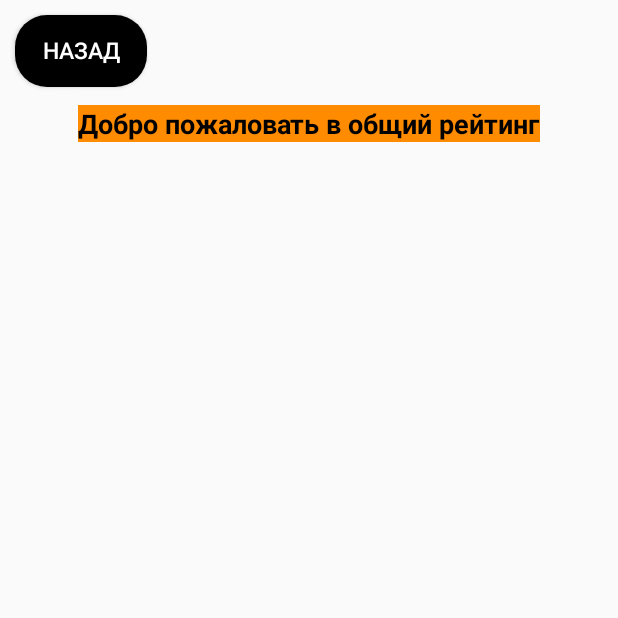
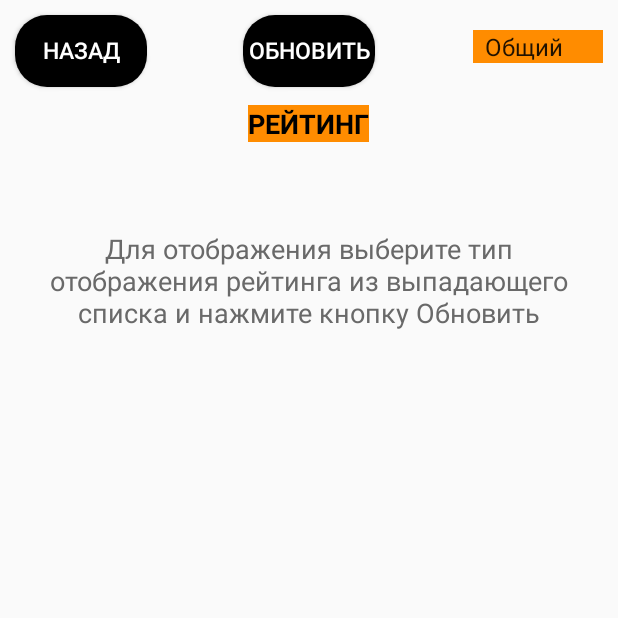
Before and after one commit to GIDROPES/NGIEURATE, an Android app: the ShowTable screen opened directly, with no data from a screen before it, on a phone screen of 412 x 824 dp, the top half of it. Run offline under Robolectric (Android 15) with nearby library versions, the phone set to English and light mode, and no system bars.

Commit message:
New functions! and other optimisation

```diff
--- a/app/src/main/java/com/example/ngieurate/ShowTable.java
+++ b/app/src/main/java/com/example/ngieurate/ShowTable.java
@@ -4,12 +4,16 @@ import androidx.appcompat.app.AppCompatActivity;
 
 import android.annotation.SuppressLint;
 import android.content.Intent;
+import android.content.SharedPreferences;
 import android.os.Bundle;
 import android.util.Log;
 import android.view.View;
+import android.widget.ArrayAdapter;
 import android.widget.Button;
 import android.widget.GridView;
 import android.widget.SimpleAdapter;
+import android.widget.Spinner;
+import android.widget.TextView;
 
 import java.sql.Connection;
 import java.sql.ResultSet;
@@ -21,16 +25,33 @@ import java.util.List;
 import java.util.Map;
 
 public class ShowTable extends AppCompatActivity {
-    Button backBtn;
+    SharedPreferences myData;
+    Button backBtn, updateBtn;
     GridView mainGridView;
     SimpleAdapter adapter;
     Connection connection;
     SQLSenderConnector sender;
+    Spinner spinner;
+    TextView help;
+
     @Override
     protected void onCreate(Bundle savedInstanceState) {
         super.onCreate(savedInstanceState);
         setContentView(R.layout.activity_show_table);
+        spinner = findViewById(R.id.tableSpinner);
         backBtn = findViewById(R.id.buttonBack);
+        mainGridView =  findViewById(R.id.mainGrid);
+        updateBtn = findViewById(R.id.buttonUpdate);
+        help = findViewById(R.id.helpUpdate);
+
+        myData = getSharedPreferences(LoginUser.APP_PREFERENCES,MODE_PRIVATE);
+
+        ArrayAdapter<?> adapterSpinner =
+                ArrayAdapter.createFromResource(this, R.array.displayRating,
+                        android.R.layout.simple_spinner_item);
+        adapterSpinner.setDropDownViewResource(android.R.layout.simple_spinner_dropdown_item);
+        spinner.setAdapter(adapterSpinner);
+
         backBtn.setOnClickListener(new View.OnClickListener() {
             @Override
             public void onClick(View view) {
@@ -38,14 +59,24 @@ public class ShowTable extends AppCompatActivity {
                 startActivity(intent);
             }
         });
-        mainGridView =  findViewById(R.id.mainGrid);
+        updateBtn.setOnClickListener(new View.OnClickListener() {
+            @Override
+            public void onClick(View view) {
+
+                help.setVisibility(View.INVISIBLE);
+                int position = spinner.getSelectedItemPosition();
+                String group = myData.getString(LoginUser.APP_PREFERENCES_USER_GROUP, "");
 
                 List<Map<String,String>> data = new ArrayList<Map<String,String>>();
                 try{
+                    String query = null;
                     sender = new SQLSenderConnector();
                     connection = sender.toOwnConnection();
                     if (connection!=null){
-                String query = "SELECT ROW_NUMBER() OVER (ORDER BY ALL_POINTS DESC) AS RATE, FIO,GROUP_NUMBER,ALL_POINTS FROM STUDENT_DATA;";
+                        if (position == 0)
+                            query = "SELECT ROW_NUMBER() OVER (ORDER BY ALL_POINTS DESC) AS RATE, FIO,GROUP_NUMBER,ALL_POINTS FROM STUDENT_DATA;";
+                        if (position == 1)
+                            query = "SELECT ROW_NUMBER() OVER (ORDER BY ALL_POINTS DESC) AS RATE, FIO,GROUP_NUMBER,ALL_POINTS FROM STUDENT_DATA WHERE  GROUP_NUMBER = \'" +group +"\';";
                         Statement statement = connection.createStatement();
                         ResultSet set = statement.executeQuery(query);
                         while (set.next()){
@@ -68,6 +99,11 @@ public class ShowTable extends AppCompatActivity {
                     Log.d("SHOW ERROR: ", throwables.getMessage());
                     throwables.printStackTrace();
                 }
+            }
+        });
+
+
+
 
     }
 }
--- a/app/src/main/res/layout/activity_show_table.xml
+++ b/app/src/main/res/layout/activity_show_table.xml
@@ -23,13 +23,49 @@
             android:layout_width="wrap_content"
             android:layout_height="wrap_content"
             android:layout_alignParentTop="true"
+            android:layout_marginStart="10dp"
+            android:layout_marginTop="10dp"
             android:background="@drawable/button_ripped"
             android:text="Назад"
             android:textColor="@color/white"
             android:textSize="15dp"
-            app:layout_constraintEnd_toEndOf="parent"
+            app:layout_constraintEnd_toEndOf="parent" />
+
+        <Button
+            android:id="@+id/buttonUpdate"
+            android:layout_width="wrap_content"
+            android:layout_height="wrap_content"
+            android:layout_alignParentTop="true"
+            android:layout_centerHorizontal="true"
             android:layout_marginTop="10dp"
-            android:layout_marginStart="10dp"/>
+            android:background="@drawable/button_ripped"
+            android:text="ОБНОВИТЬ"
+            android:textColor="@color/white"
+            android:textSize="15dp"
+            app:layout_constraintEnd_toEndOf="parent" />
+
+        <TextView
+            android:id="@+id/helpUpdate"
+            android:layout_width="350dp"
+            android:layout_height="wrap_content"
+            android:layout_centerHorizontal="true"
+            android:gravity="center"
+            android:text="Для отображения выберите тип отображения рейтинга из выпадающего списка и нажмите кнопку Обновить"
+            android:textColor="#696969"
+            android:textSize="18sp"
+            android:layout_alignTop="@id/textView"
+            android:layout_marginTop="83dp"/>
+
+        <Spinner
+            android:id="@+id/tableSpinner"
+            android:layout_width="wrap_content"
+            android:layout_height="wrap_content"
+            android:layout_alignParentTop="true"
+            android:layout_alignParentEnd="true"
+            android:layout_marginTop="20dp"
+            android:layout_marginEnd="10dp"
+            android:background="@color/ORANGE_BACKGROUND"
+            android:entries="@array/displayRating" />
 
         <TextView
             android:id="@+id/textView"
@@ -39,11 +75,10 @@
             android:layout_centerHorizontal="true"
             android:layout_marginTop="70dp"
             android:background="@color/ORANGE_BACKGROUND"
+            android:text="РЕЙТИНГ"
             android:textColor="@color/black"
-        android:textStyle="bold"
             android:textSize="18sp"
-        android:text="Добро пожаловать в общий рейтинг"
-         />
+            android:textStyle="bold" />
 
         <GridView
             android:id="@+id/mainGrid"
@@ -51,8 +86,7 @@
             android:layout_height="550dp"
             android:layout_alignTop="@id/textView"
             android:layout_marginTop="40dp"
-            android:numColumns="1"
-            />
+            android:numColumns="1" />
 
     </RelativeLayout>
 
--- a/app/src/main/res/layout/gridview_layout.xml
+++ b/app/src/main/res/layout/gridview_layout.xml
@@ -3,7 +3,7 @@
     android:layout_width="wrap_content"
     android:layout_height="wrap_content"
     android:orientation="horizontal"
-    android:padding="3dp">
+    android:padding="5dp">
     <TextView
         android:id="@+id/rate"
         android:layout_width="wrap_content"
--- a/app/src/main/res/values/strings.xml
+++ b/app/src/main/res/values/strings.xml
@@ -12,4 +12,9 @@
     <string name="invalid_username">Not a valid username</string>
     <string name="invalid_password">Password must be >5 characters</string>
     <string name="login_failed">"Login failed"</string>
+    <string-array name="displayRating">
+        <item>Общий</item>
+        <item>Группа</item>
+        <item>Институт</item>
+    </string-array>
 </resources>
--- a/app/src/main/res/values/styles.xml
+++ b/app/src/main/res/values/styles.xml
@@ -11,4 +11,8 @@
         <item name="android:windowFullscreen">true</item>
         <item name="android:windowContentOverlay">@null</item>
     </style>
+    <style name="MyOwnCheckBox" parent="Theme.AppCompat.Light">
+        <item name="colorControlNormal">@color/ORANGE_BACKGROUND</item>
+        <item name="colorControlActivated">@color/ORANGE_BACKGROUND</item>
+    </style>
 </resources>
```
Also changed, not shown: app/src/main/java/com/example/ngieurate/LoginUser.java (+59 -7 lines), app/src/main/res/layout/activity_login_user.xml (+10 -0 lines). Lines whose indentation alone changed are shown as unchanged.
